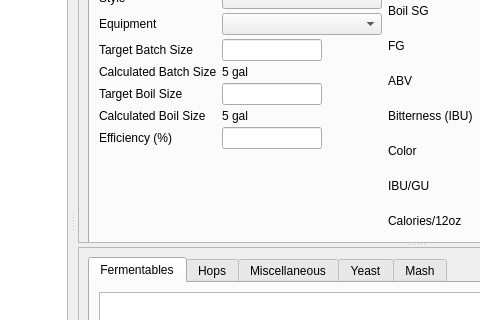
This is ui/mainWindow.ui in Brewtarget/brewtarget as Qt 5 draws it before an edit; both pictures show x 285 to 765 and y 184 to 504 of the 1048 by 776 pixel window. The edited form follows.
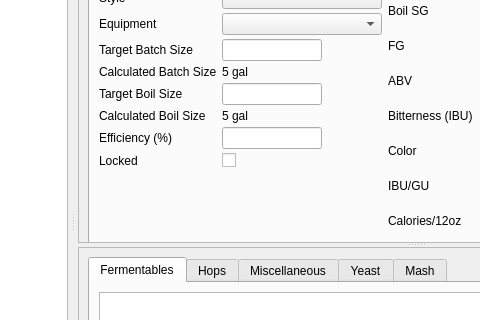
This is the edited form. Icons and pictures are not drawn. Custom widgets are drawn as their Qt base class.

Commit message: I always forget to check in the UI changes. I also had to make a small change to preserve the state of the dirty bit while loading a recipe and reset it.

Diff of the .ui file:
```diff
--- a/ui/mainWindow.ui
+++ b/ui/mainWindow.ui
@@ -122,9 +122,9 @@
          <property name="geometry">
           <rect>
            <x>0</x>
-           <y>0</y>
-           <width>717</width>
-           <height>344</height>
+           <y>-27</y>
+           <width>739</width>
+           <height>346</height>
           </rect>
          </property>
          <layout class="QVBoxLayout" name="verticalLayout_11">
@@ -377,6 +377,20 @@
                     </property>
                    </widget>
                   </item>
+                  <item row="8" column="0">
+                   <widget class="QLabel" name="label_6">
+                    <property name="text">
+                     <string>Locked</string>
+                    </property>
+                   </widget>
+                  </item>
+                  <item row="8" column="1">
+                   <widget class="QCheckBox" name="checkBox_locked">
+                    <property name="text">
+                     <string/>
+                    </property>
+                   </widget>
+                  </item>
                  </layout>
                 </item>
                </layout>
```
Left out of the diff: 6 changed lines with no effect on the pictures. The commit also changes 1 other file.
